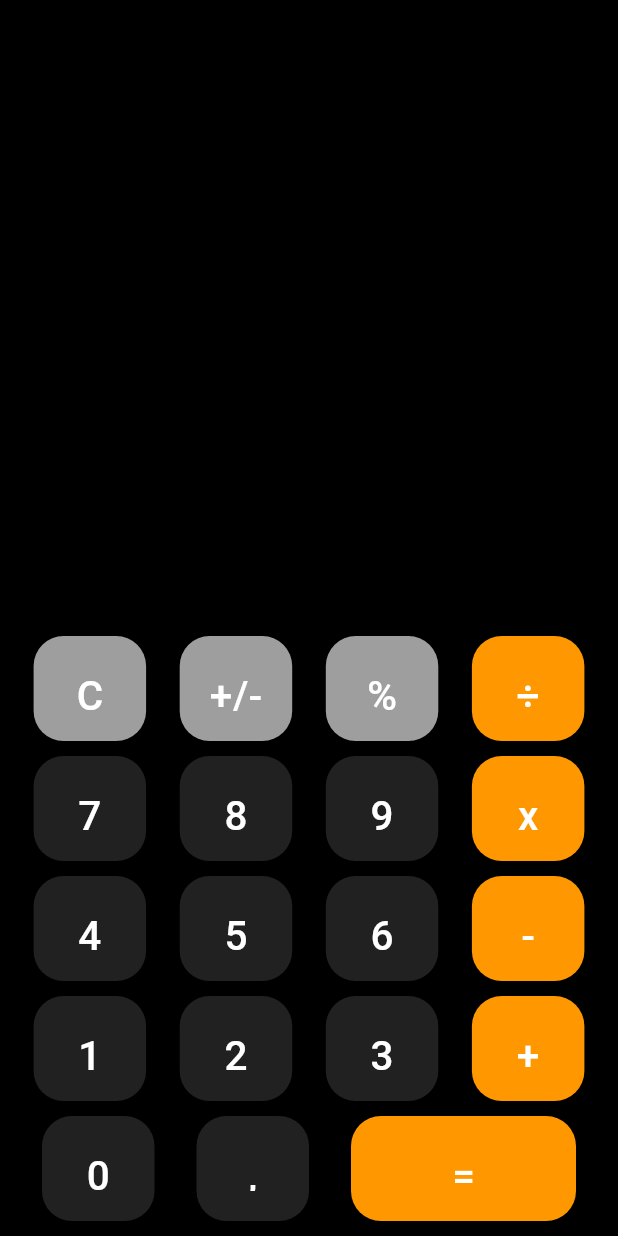
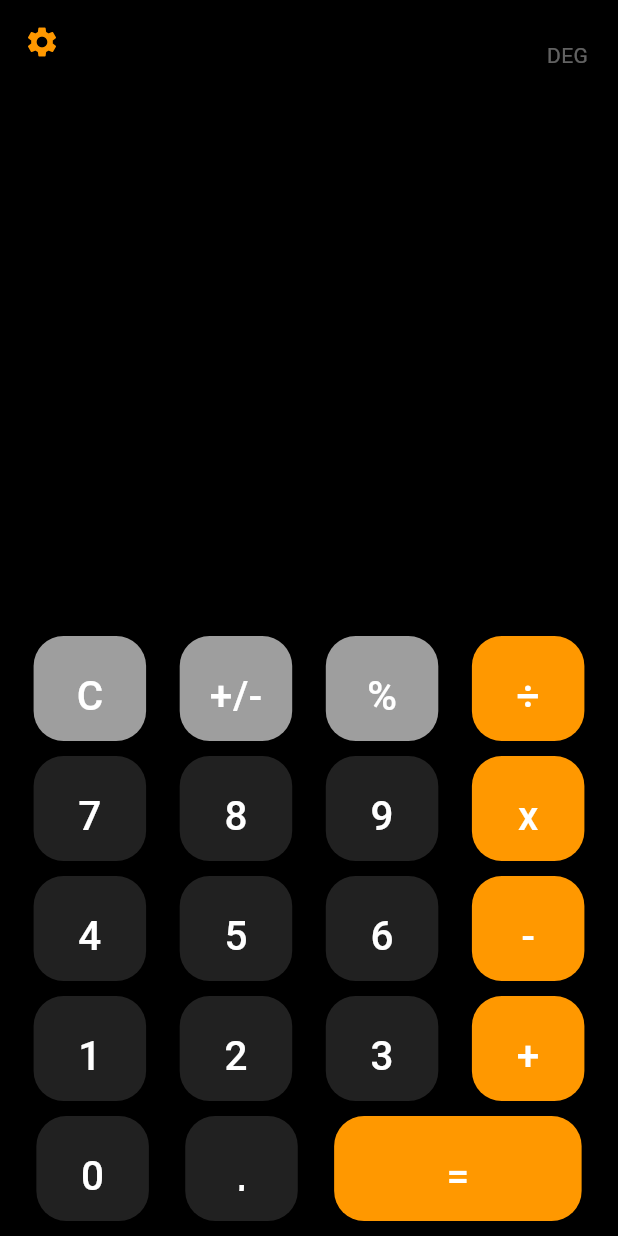
Before and after one commit to GabrielC-Web/flutter_calculator, a Flutter app: the screen it shows after launch, on a phone screen of 412 x 824 dp. Run offline on Flutter 3.47's test engine with Material 3 defaults, Android fonts, the phone set to English and light mode, and no system bars.

Commit message:
Añadido menú de arriba

```diff
--- a/lib/main.dart
+++ b/lib/main.dart
@@ -36,10 +36,10 @@ class MyHomePage extends StatefulWidget {
   final String title;
 
   @override
-  State<MyHomePage> createState() => _MyHomePageState();
+  State<MyHomePage> createState() => CalculatorState();
 }
 
-class _MyHomePageState extends State<MyHomePage> {
+class CalculatorState extends State<MyHomePage> {
   @override
   Widget build(BuildContext context) {
     // This method is rerun every time setState is called, for instance as done
@@ -48,9 +48,24 @@ class _MyHomePageState extends State<MyHomePage> {
     // The Flutter framework has been optimized to make rerunning build methods
     // fast, so that you can just rebuild anything that needs updating rather
     // than having to individually change instances of widgets.
-    return const Scaffold(
+    return Scaffold(
       backgroundColor: Colors.black,
-      body: Center(
+      appBar: AppBar(
+        elevation: 0,
+        backgroundColor: Colors.black12,
+        leading: const Icon(
+          Icons.settings,
+          color: Colors.orange,
+        ),
+        actions: const [
+          Padding(
+            padding: EdgeInsets.only(top: 18.0),
+            child: Text('DEG', style: TextStyle(color: Colors.white38)),
+          ),
+          SizedBox(width: 20),
+        ],
+      ),
+      body: const Center(
           // Center is a layout widget. It takes a single child and positions it
           // in the middle of the parent.
           child: CalculatorPage()),
@@ -145,7 +160,7 @@ class CalculatorButtons extends StatelessWidget {
 Widget calcButton(
     String buttonText, Color buttonColor, void Function()? buttonPressed) {
   return Container(
-    width: buttonText == '=' ? 150 : 75,
+    width: buttonText == '=' ? 165 : 75,
     height: 70,
     padding: const EdgeInsets.all(0),
     child: ElevatedButton(
```
